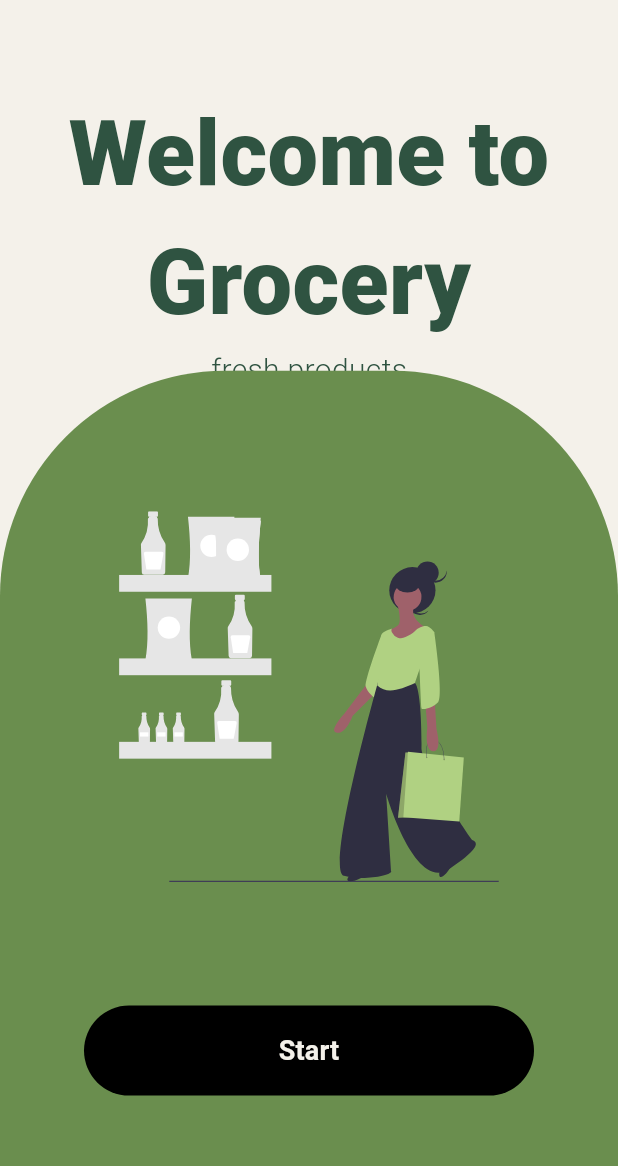
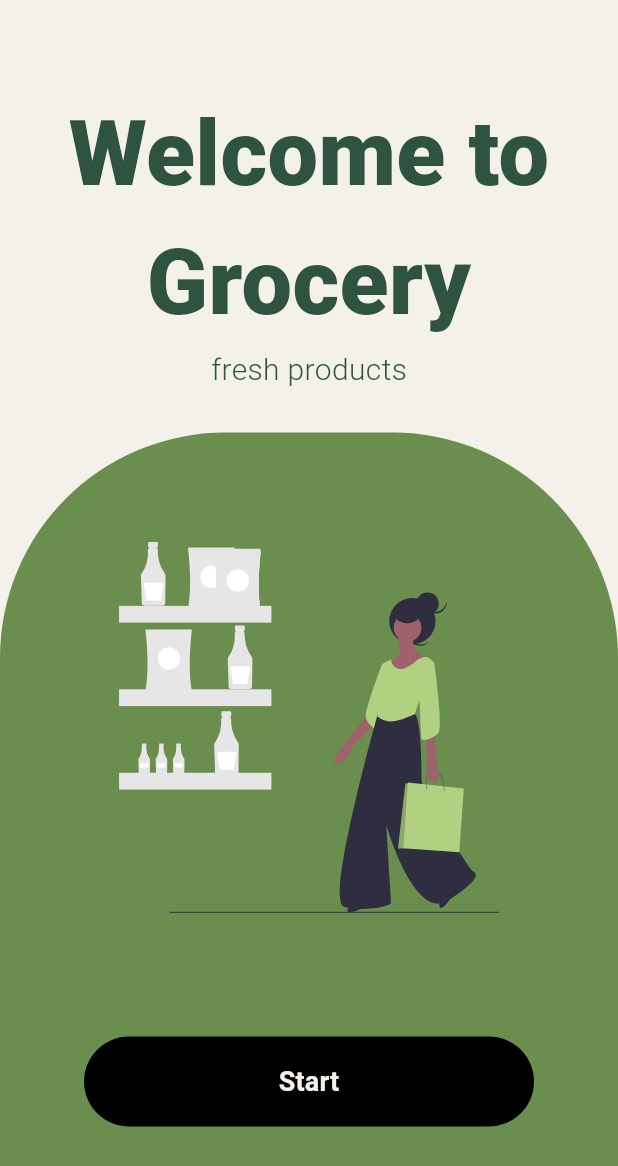
Before and after one commit to shahadzdi/Grocery-flutter-project, a Flutter app: the screen it shows after launch, on a phone screen of 412 x 824 dp. Shown: the top 1166 px of the screen. Run offline on Flutter 3.47's test engine with Material 3 defaults, Android fonts, the phone set to English and light mode, and no system bars; our stand-ins replace flutter_svg, supabase_flutter; accounts and stored records are empty.

Commit message:
size modified

```diff
--- a/lib/main.dart
+++ b/lib/main.dart
@@ -1,6 +1,4 @@
 import 'package:flutter/material.dart';
-import 'package:grocery/screens/products_list_screen.dart';
-import 'package:grocery/screens/shopping_cart.dart';
 import 'package:grocery/screens/welcome_screeen.dart';
 import 'package:supabase_flutter/supabase_flutter.dart';
 
@@ -21,4 +19,5 @@ class MainApp extends StatelessWidget {
   Widget build(BuildContext context) {
     return const MaterialApp(home: Welcomescreeen());
   }
+
 }
--- a/lib/screens/welcome_screeen.dart
+++ b/lib/screens/welcome_screeen.dart
@@ -4,6 +4,7 @@ import 'package:grocery/constants/colors.dart';
 import 'package:grocery/extensions/nav.dart';
 import 'package:grocery/extensions/screen_size.dart';
 import 'package:grocery/screens/log_in_screen.dart';
+import 'package:grocery/widgets/nav_button.dart';
 
 class Welcomescreeen extends StatelessWidget {
   const Welcomescreeen({super.key});
@@ -17,7 +18,7 @@ class Welcomescreeen extends StatelessWidget {
         children: [
           Container(
             padding: EdgeInsets.only(top: 60),
-            height: context.screenHeight * 0.3,
+            height: context.screenHeight * 0.35,
             child: Column(
               children: [
                 Text(
@@ -63,24 +64,13 @@ class Welcomescreeen extends StatelessWidget {
                   SizedBox(
                     height: 60,
                     width: 300,
-                    child: ElevatedButton(
+                    child: NavButton(
+                      backgroundColor: AppColors().black,
+                      text: "Start",
+                      textColor: AppColors().creamBg,
                       onPressed: () {
                         context.navToScreen(LogInScreen());
                       },
-                      style: ElevatedButton.styleFrom(
-                        backgroundColor: AppColors().black,
-                        foregroundColor: AppColors().creamBg,
-                        minimumSize: const Size(double.infinity, 55),
-                        elevation: 0,
-                      ),
-                      child: Text(
-                        "Start",
-                        style: TextStyle(
-                          color: AppColors().creamBg,
-                          fontSize: 18,
-                          fontWeight: FontWeight.bold,
-                        ),
-                      ),
                     ),
                   ),
                 ],
--- a/lib/widgets/nav_button.dart
+++ b/lib/widgets/nav_button.dart
@@ -0,0 +1,42 @@
+import 'package:flutter/material.dart';
+
+class NavButton extends StatelessWidget {
+  final String text;
+  final Color backgroundColor;
+  final Color textColor;
+  final VoidCallback onPressed;
+  const NavButton({
+    super.key,
+    // required this.emailController,
+    // required this.passwordController,
+    // required this.mounted,
+    required this.text,
+    required this.backgroundColor,
+    required this.textColor,
+    required this.onPressed,
+  });
+
+  // final TextEditingController emailController;
+  // final TextEditingController passwordController;
+  // final bool mounted;
+
+  @override
+  Widget build(BuildContext context) {
+    return ElevatedButton(
+      onPressed: onPressed,
+      style: ElevatedButton.styleFrom(
+        backgroundColor: backgroundColor,
+        foregroundColor: textColor,
+        minimumSize: const Size(double.infinity, 55),
+        elevation: 0,
+      ),
+      child: Text(
+        text,
+        style: TextStyle(
+          fontSize: 18,
+          fontWeight: FontWeight.bold,
+        ),
+      ),
+    );
+  }
+}
```
Also changed, not shown: lib/models/groceries_model.dart (+5 -5 lines), lib/screens/log_in_screen.dart (+31 -59 lines), lib/screens/products_list_screen.dart (+17 -14 lines), lib/screens/shopping_cart.dart (+43 -16 lines), lib/screens/sign_up_screen.dart (+5 -15 lines), lib/widgets/cart_counter.dart (+8 -3 lines).
